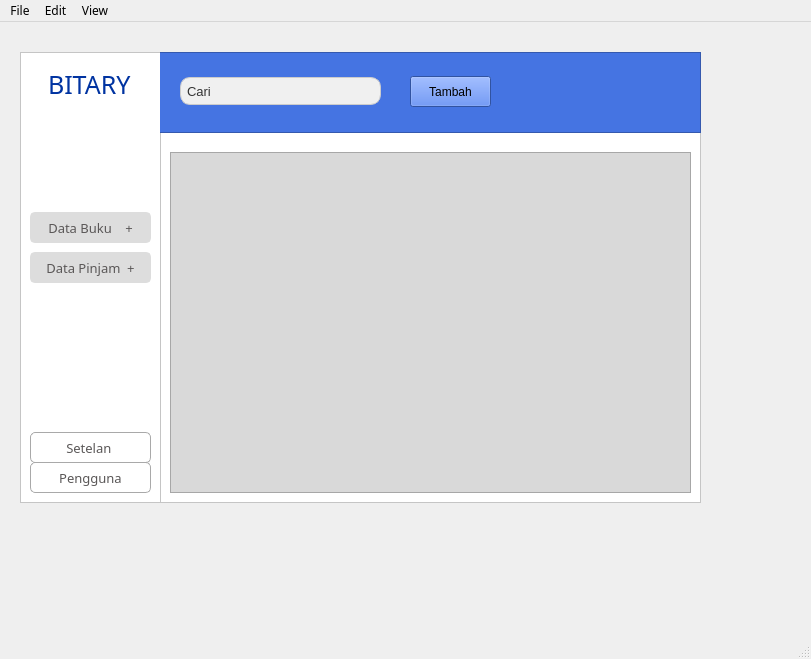
First picture: the form in src/ui/window.ui, repository NicholasFeltrin/Bitary, before the edit.
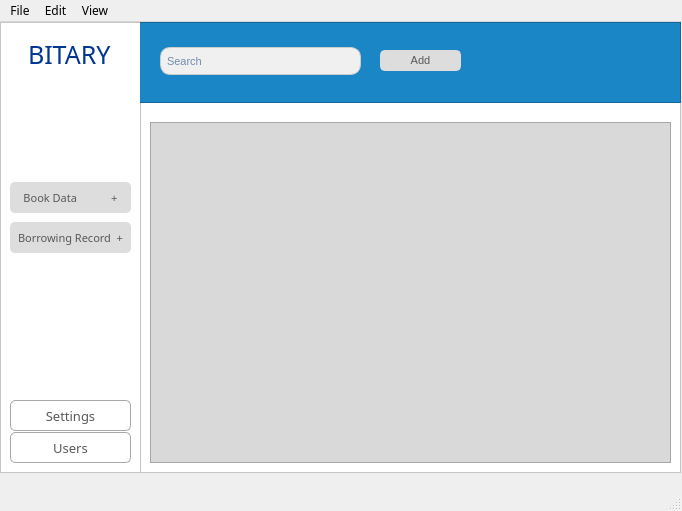
Second picture: the form after the edit. Icons and pictures are not drawn.

Patch:
```diff
--- a/src/ui/window.ui
+++ b/src/ui/window.ui
@@ -6,8 +6,8 @@
    <rect>
     <x>0</x>
     <y>0</y>
-    <width>811</width>
-    <height>659</height>
+    <width>682</width>
+    <height>511</height>
    </rect>
   </property>
   <property name="font">
@@ -25,8 +25,8 @@
    <widget class="QListView" name="listView">
     <property name="geometry">
      <rect>
-      <x>20</x>
-      <y>30</y>
+      <x>0</x>
+      <y>0</y>
       <width>141</width>
       <height>451</height>
      </rect>
@@ -56,8 +56,8 @@
     </property>
     <property name="geometry">
      <rect>
-      <x>160</x>
-      <y>30</y>
+      <x>140</x>
+      <y>0</y>
       <width>541</width>
       <height>451</height>
      </rect>
@@ -105,7 +105,7 @@
       </rect>
      </property>
      <property name="styleSheet">
-      <string notr="true">background-color:rgba(69, 116, 226, 1)</string>
+      <string notr="true">background-color: rgb(27, 134, 198)</string>
      </property>
      <property name="frameShape">
       <enum>QFrame::StyledPanel</enum>
@@ -128,29 +128,35 @@
     border: 1px solid #ccc;  
     border-radius: 10px;      
     padding: 4px;             
-    color: #333;            
-    font-size: 13px;    
-	font-opacity: 20%;
+    color: #718BAE;            
+    font-size: 11px;    
 }</string>
       </property>
       <property name="text">
-       <string>Cari</string>
+       <string>Search</string>
       </property>
      </widget>
      <widget class="QPushButton" name="pushButton_5">
       <property name="geometry">
        <rect>
-        <x>320</x>
-        <y>24</y>
+        <x>310</x>
+        <y>28</y>
         <width>81</width>
-        <height>31</height>
+        <height>21</height>
        </rect>
       </property>
       <property name="styleSheet">
-       <string notr="true"/>
+       <string notr="true">QPushButton {
+    background-color: #DDDDDD;
+    color: #5A5757;
+	border: 2px solid #DDDDDD;
+    border-radius: 5px;
+    font-size: 11px;
+}
+</string>
       </property>
       <property name="text">
-       <string>Tambah</string>
+       <string>Add</string>
       </property>
      </widget>
     </widget>
@@ -158,8 +164,8 @@
    <widget class="QLabel" name="BITARY">
     <property name="geometry">
      <rect>
-      <x>48</x>
-      <y>47</y>
+      <x>28</x>
+      <y>17</y>
       <width>91</width>
       <height>31</height>
      </rect>
@@ -171,9 +177,11 @@
      </font>
     </property>
     <property name="styleSheet">
-     <string notr="true">color:rgb(0, 51, 161);
+     <string notr="true">color: rgb(0, 53, 145);
 font-size:25px;
-border-radius: 38px;</string>
+border-radius: 38px;
+
+</string>
     </property>
     <property name="text">
      <string>BITARY</string>
@@ -182,8 +190,8 @@
    <widget class="QPushButton" name="dataBukuButton">
     <property name="geometry">
      <rect>
-      <x>30</x>
-      <y>190</y>
+      <x>10</x>
+      <y>160</y>
       <width>121</width>
       <height>31</height>
      </rect>
@@ -194,20 +202,19 @@
     color: #5A5757;
 	border: 2px solid #DDDDDD;
     border-radius: 5px;
-    padding: 5px 10px;
-    font-size: 13px;
+    font-size: 11px;
 }
 </string>
     </property>
     <property name="text">
-     <string>Data Buku    +</string>
+     <string>Book Data            +</string>
     </property>
    </widget>
    <widget class="QPushButton" name="dataPinjamButton">
     <property name="geometry">
      <rect>
-      <x>30</x>
-      <y>230</y>
+      <x>10</x>
+      <y>200</y>
       <width>121</width>
       <height>31</height>
      </rect>
@@ -218,20 +225,19 @@
     color: #5A5757;
 	border: 2px solid #DDDDDD;
     border-radius: 5px;
-    padding: 5px 10px;
-    font-size: 13px;
+    font-size: 11px;
 }
 </string>
     </property>
     <property name="text">
-     <string>Data Pinjam  +</string>
+     <string>Borrowing Record  +</string>
     </property>
    </widget>
    <widget class="QPushButton" name="setelanButton">
     <property name="geometry">
      <rect>
-      <x>30</x>
-      <y>410</y>
+      <x>10</x>
+      <y>378</y>
       <width>121</width>
       <height>31</height>
      </rect>
@@ -247,14 +253,14 @@
 </string>
     </property>
     <property name="text">
-     <string>Setelan </string>
+     <string>Settings</string>
     </property>
    </widget>
    <widget class="QPushButton" name="penggunaButton">
     <property name="geometry">
      <rect>
-      <x>30</x>
-      <y>440</y>
+      <x>10</x>
+      <y>410</y>
       <width>121</width>
       <height>31</height>
      </rect>
@@ -270,14 +276,14 @@
 </string>
     </property>
     <property name="text">
-     <string>Pengguna</string>
+     <string>Users</string>
     </property>
    </widget>
    <widget class="QLabel" name="logoJB">
     <property name="geometry">
      <rect>
-      <x>50</x>
-      <y>90</y>
+      <x>30</x>
+      <y>60</y>
       <width>81</width>
       <height>81</height>
      </rect>
@@ -299,7 +305,7 @@
     <rect>
      <x>0</x>
      <y>0</y>
-     <width>811</width>
+     <width>682</width>
      <height>24</height>
     </rect>
    </property>
```
